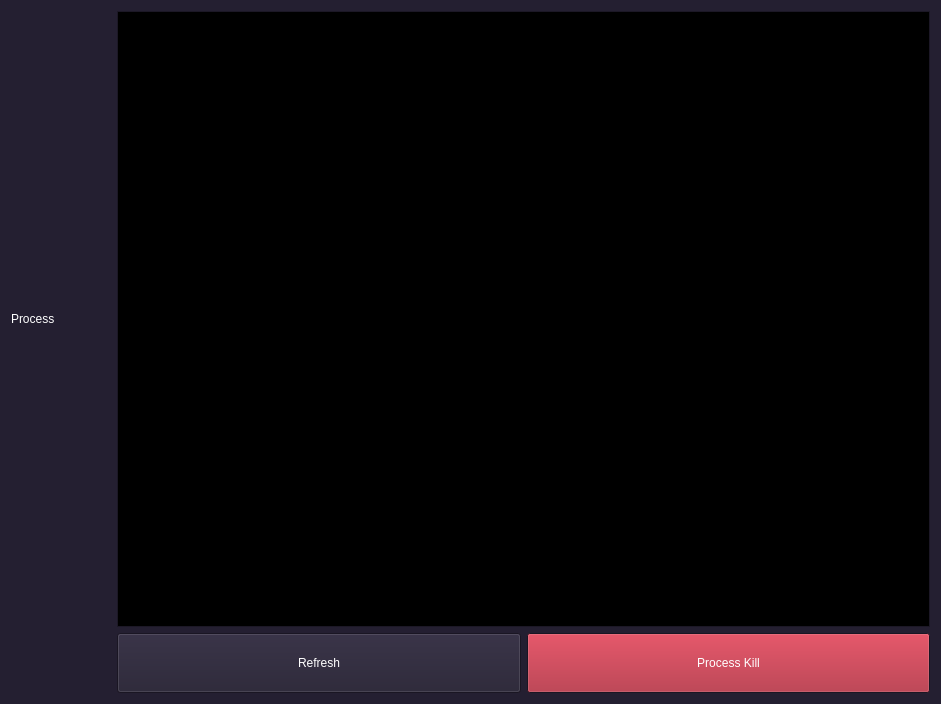
First picture: the form in ui/proc.ui, repository yyamazaki933/rosif, before the edit.
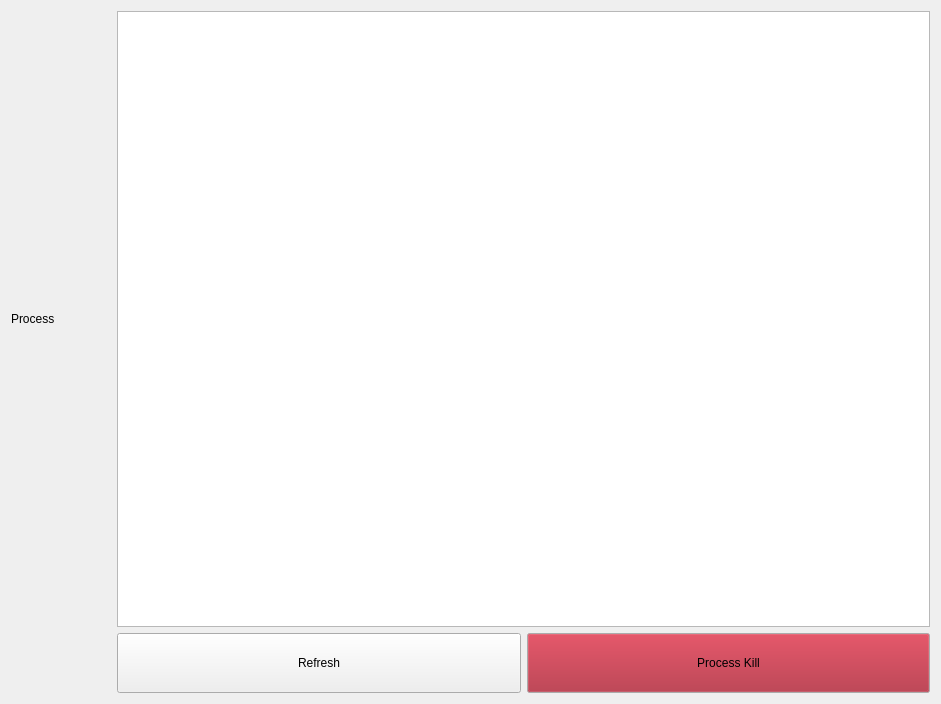
Second picture: the form after the edit.

What changed in the file:
```diff
--- a/ui/proc.ui
+++ b/ui/proc.ui
@@ -10,475 +10,6 @@
     <height>704</height>
    </rect>
   </property>
-  <property name="palette">
-   <palette>
-    <active>
-     <colorrole role="WindowText">
-      <brush brushstyle="SolidPattern">
-       <color alpha="255">
-        <red>255</red>
-        <green>255</green>
-        <blue>255</blue>
-       </color>
-      </brush>
-     </colorrole>
-     <colorrole role="Button">
-      <brush brushstyle="SolidPattern">
-       <color alpha="255">
-        <red>36</red>
-        <green>31</green>
-        <blue>49</blue>
-       </color>
-      </brush>
-     </colorrole>
-     <colorrole role="Light">
-      <brush brushstyle="SolidPattern">
-       <color alpha="255">
-        <red>0</red>
-        <green>0</green>
-        <blue>0</blue>
-       </color>
-      </brush>
-     </colorrole>
-     <colorrole role="Midlight">
-      <brush brushstyle="SolidPattern">
-       <color alpha="255">
-        <red>0</red>
-        <green>0</green>
-        <blue>0</blue>
-       </color>
-      </brush>
-     </colorrole>
-     <colorrole role="Dark">
-      <brush brushstyle="SolidPattern">
-       <color alpha="255">
-        <red>0</red>
-        <green>0</green>
-        <blue>0</blue>
-       </color>
-      </brush>
-     </colorrole>
-     <colorrole role="Mid">
-      <brush brushstyle="SolidPattern">
-       <color alpha="255">
-        <red>0</red>
-        <green>0</green>
-        <blue>0</blue>
-       </color>
-      </brush>
-     </colorrole>
-     <colorrole role="Text">
-      <brush brushstyle="SolidPattern">
-       <color alpha="255">
-        <red>255</red>
-        <green>255</green>
-        <blue>255</blue>
-       </color>
-      </brush>
-     </colorrole>
-     <colorrole role="BrightText">
-      <brush brushstyle="SolidPattern">
-       <color alpha="255">
-        <red>255</red>
-        <green>255</green>
-        <blue>255</blue>
-       </color>
-      </brush>
-     </colorrole>
-     <colorrole role="ButtonText">
-      <brush brushstyle="SolidPattern">
-       <color alpha="255">
-        <red>255</red>
-        <green>255</green>
-        <blue>255</blue>
-       </color>
-      </brush>
-     </colorrole>
-     <colorrole role="Base">
-      <brush brushstyle="SolidPattern">
-       <color alpha="255">
-        <red>0</red>
-        <green>0</green>
-        <blue>0</blue>
-       </color>
-      </brush>
-     </colorrole>
-     <colorrole role="Window">
-      <brush brushstyle="SolidPattern">
-       <color alpha="255">
-        <red>36</red>
-        <green>31</green>
-        <blue>49</blue>
-       </color>
-      </brush>
-     </colorrole>
-     <colorrole role="Shadow">
-      <brush brushstyle="SolidPattern">
-       <color alpha="255">
-        <red>0</red>
-        <green>0</green>
-        <blue>0</blue>
-       </color>
-      </brush>
-     </colorrole>
-     <colorrole role="Highlight">
-      <brush brushstyle="SolidPattern">
-       <color alpha="255">
-        <red>0</red>
-        <green>0</green>
-        <blue>255</blue>
-       </color>
-      </brush>
-     </colorrole>
-     <colorrole role="AlternateBase">
-      <brush brushstyle="SolidPattern">
-       <color alpha="255">
-        <red>0</red>
-        <green>0</green>
-        <blue>0</blue>
-       </color>
-      </brush>
-     </colorrole>
-     <colorrole role="ToolTipBase">
-      <brush brushstyle="SolidPattern">
-       <color alpha="255">
-        <red>255</red>
-        <green>255</green>
-        <blue>220</blue>
-       </color>
-      </brush>
-     </colorrole>
-     <colorrole role="ToolTipText">
-      <brush brushstyle="SolidPattern">
-       <color alpha="255">
-        <red>0</red>
-        <green>0</green>
-        <blue>0</blue>
-       </color>
-      </brush>
-     </colorrole>
-     <colorrole role="PlaceholderText">
-      <brush brushstyle="SolidPattern">
-       <color alpha="128">
-        <red>255</red>
-        <green>255</green>
-        <blue>255</blue>
-       </color>
-      </brush>
-     </colorrole>
-    </active>
-    <inactive>
-     <colorrole role="WindowText">
-      <brush brushstyle="SolidPattern">
-       <color alpha="255">
-        <red>255</red>
-        <green>255</green>
-        <blue>255</blue>
-       </color>
-      </brush>
-     </colorrole>
-     <colorrole role="Button">
-      <brush brushstyle="SolidPattern">
-       <color alpha="255">
-        <red>36</red>
-        <green>31</green>
-        <blue>49</blue>
-       </color>
-      </brush>
-     </colorrole>
-     <colorrole role="Light">
-      <brush brushstyle="SolidPattern">
-       <color alpha="255">
-        <red>0</red>
-        <green>0</green>
-        <blue>0</blue>
-       </color>
-      </brush>
-     </colorrole>
-     <colorrole role="Midlight">
-      <brush brushstyle="SolidPattern">
-       <color alpha="255">
-        <red>0</red>
-        <green>0</green>
-        <blue>0</blue>
-       </color>
-      </brush>
-     </colorrole>
-     <colorrole role="Dark">
-      <brush brushstyle="SolidPattern">
-       <color alpha="255">
-        <red>0</red>
-        <green>0</green>
-        <blue>0</blue>
-       </color>
-      </brush>
-     </colorrole>
-     <colorrole role="Mid">
-      <brush brushstyle="SolidPattern">
-       <color alpha="255">
-        <red>0</red>
-        <green>0</green>
-        <blue>0</blue>
-       </color>
-      </brush>
-     </colorrole>
-     <colorrole role="Text">
-      <brush brushstyle="SolidPattern">
-       <color alpha="255">
-        <red>255</red>
-        <green>255</green>
-        <blue>255</blue>
-       </color>
-      </brush>
-     </colorrole>
-     <colorrole role="BrightText">
-      <brush brushstyle="SolidPattern">
-       <color alpha="255">
-        <red>255</red>
-        <green>255</green>
-        <blue>255</blue>
-       </color>
-      </brush>
-     </colorrole>
-     <colorrole role="ButtonText">
-      <brush brushstyle="SolidPattern">
-       <color alpha="255">
-        <red>255</red>
-        <green>255</green>
-        <blue>255</blue>
-       </color>
-      </brush>
-     </colorrole>
-     <colorrole role="Base">
-      <brush brushstyle="SolidPattern">
-       <color alpha="255">
-        <red>0</red>
-        <green>0</green>
-        <blue>0</blue>
-       </color>
-      </brush>
-     </colorrole>
-     <colorrole role="Window">
-      <brush brushstyle="SolidPattern">
-       <color alpha="255">
-        <red>36</red>
-        <green>31</green>
-        <blue>49</blue>
-       </color>
-      </brush>
-     </colorrole>
-     <colorrole role="Shadow">
-      <brush brushstyle="SolidPattern">
-       <color alpha="255">
-        <red>0</red>
-        <green>0</green>
-        <blue>0</blue>
-       </color>
-      </brush>
-     </colorrole>
-     <colorrole role="Highlight">
-      <brush brushstyle="SolidPattern">
-       <color alpha="255">
-        <red>0</red>
-        <green>0</green>
-        <blue>255</blue>
-       </color>
-      </brush>
-     </colorrole>
-     <colorrole role="AlternateBase">
-      <brush brushstyle="SolidPattern">
-       <color alpha="255">
-        <red>0</red>
-        <green>0</green>
-        <blue>0</blue>
-       </color>
-      </brush>
-     </colorrole>
-     <colorrole role="ToolTipBase">
-      <brush brushstyle="SolidPattern">
-       <color alpha="255">
-        <red>255</red>
-        <green>255</green>
-        <blue>220</blue>
-       </color>
-      </brush>
-     </colorrole>
-     <colorrole role="ToolTipText">
-      <brush brushstyle="SolidPattern">
-       <color alpha="255">
-        <red>0</red>
-        <green>0</green>
-        <blue>0</blue>
-       </color>
-      </brush>
-     </colorrole>
-     <colorrole role="PlaceholderText">
-      <brush brushstyle="SolidPattern">
-       <color alpha="128">
-        <red>255</red>
-        <green>255</green>
-        <blue>255</blue>
-       </color>
-      </brush>
-     </colorrole>
-    </inactive>
-    <disabled>
-     <colorrole role="WindowText">
-      <brush brushstyle="SolidPattern">
-       <color alpha="255">
-        <red>94</red>
-        <green>92</green>
-        <blue>100</blue>
-       </color>
-      </brush>
-     </colorrole>
-     <colorrole role="Button">
-      <brush brushstyle="SolidPattern">
-       <color alpha="255">
-        <red>36</red>
-        <green>31</green>
-        <blue>49</blue>
-       </color>
-      </brush>
-     </colorrole>
-     <colorrole role="Light">
-      <brush brushstyle="SolidPattern">
-       <color alpha="255">
-        <red>0</red>
-        <green>0</green>
-        <blue>0</blue>
-       </color>
-      </brush>
-     </colorrole>
-     <colorrole role="Midlight">
-      <brush brushstyle="SolidPattern">
-       <color alpha="255">
-        <red>0</red>
-        <green>0</green>
-        <blue>0</blue>
-       </color>
-      </brush>
-     </colorrole>
-     <colorrole role="Dark">
-      <brush brushstyle="SolidPattern">
-       <color alpha="255">
-        <red>0</red>
-        <green>0</green>
-        <blue>0</blue>
-       </color>
-      </brush>
-     </colorrole>
-     <colorrole role="Mid">
-      <brush brushstyle="SolidPattern">
-       <color alpha="255">
-        <red>0</red>
-        <green>0</green>
-        <blue>0</blue>
-       </color>
-      </brush>
-     </colorrole>
-     <colorrole role="Text">
-      <brush brushstyle="SolidPattern">
-       <color alpha="255">
-        <red>94</red>
-        <green>92</green>
-        <blue>100</blue>
-       </color>
-      </brush>
-     </colorrole>
-     <colorrole role="BrightText">
-      <brush brushstyle="SolidPattern">
-       <color alpha="255">
-        <red>255</red>
-        <green>255</green>
-        <blue>255</blue>
-       </color>
-      </brush>
-     </colorrole>
-     <colorrole role="ButtonText">
-      <brush brushstyle="SolidPattern">
-       <color alpha="255">
-        <red>94</red>
-        <green>92</green>
-        <blue>100</blue>
-       </color>
-      </brush>
-     </colorrole>
-     <colorrole role="Base">
-      <brush brushstyle="SolidPattern">
-       <color alpha="255">
-        <red>36</red>
-        <green>31</green>
-        <blue>49</blue>
-       </color>
-      </brush>
-     </colorrole>
-     <colorrole role="Window">
-      <brush brushstyle="SolidPattern">
-       <color alpha="255">
-        <red>36</red>
-        <green>31</green>
-        <blue>49</blue>
-       </color>
-      </brush>
-     </colorrole>
-     <colorrole role="Shadow">
-      <brush brushstyle="SolidPattern">
-       <color alpha="255">
-        <red>0</red>
-        <green>0</green>
-        <blue>0</blue>
-       </color>
-      </brush>
-     </colorrole>
-     <colorrole role="Highlight">
-      <brush brushstyle="SolidPattern">
-       <color alpha="255">
-        <red>145</red>
-        <green>145</green>
-        <blue>145</blue>
-       </color>
-      </brush>
-     </colorrole>
-     <colorrole role="AlternateBase">
-      <brush brushstyle="SolidPattern">
-       <color alpha="255">
-        <red>0</red>
-        <green>0</green>
-        <blue>0</blue>
-       </color>
-      </brush>
-     </colorrole>
-     <colorrole role="ToolTipBase">
-      <brush brushstyle="SolidPattern">
-       <color alpha="255">
-        <red>255</red>
-        <green>255</green>
-        <blue>220</blue>
-       </color>
-      </brush>
-     </colorrole>
-     <colorrole role="ToolTipText">
-      <brush brushstyle="SolidPattern">
-       <color alpha="255">
-        <red>0</red>
-        <green>0</green>
-        <blue>0</blue>
-       </color>
-      </brush>
-     </colorrole>
-     <colorrole role="PlaceholderText">
-      <brush brushstyle="SolidPattern">
-       <color alpha="128">
-        <red>255</red>
-        <green>255</green>
-        <blue>255</blue>
-       </color>
-      </brush>
-     </colorrole>
-    </disabled>
-   </palette>
-  </property>
   <property name="acceptDrops">
    <bool>true</bool>
   </property>
```
